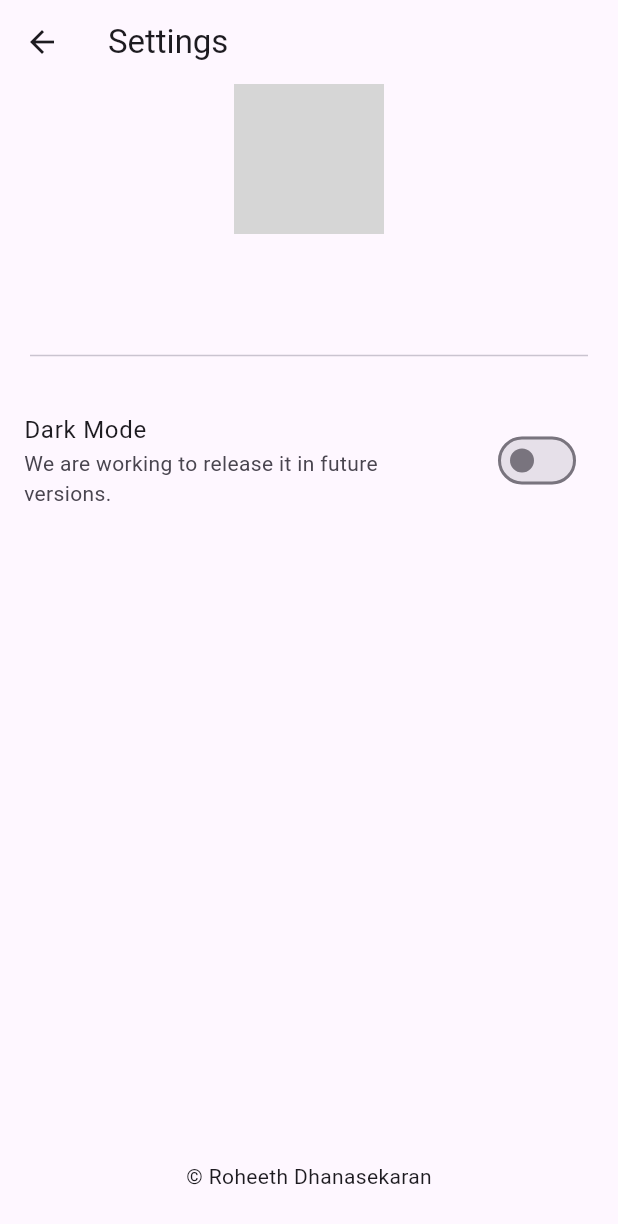
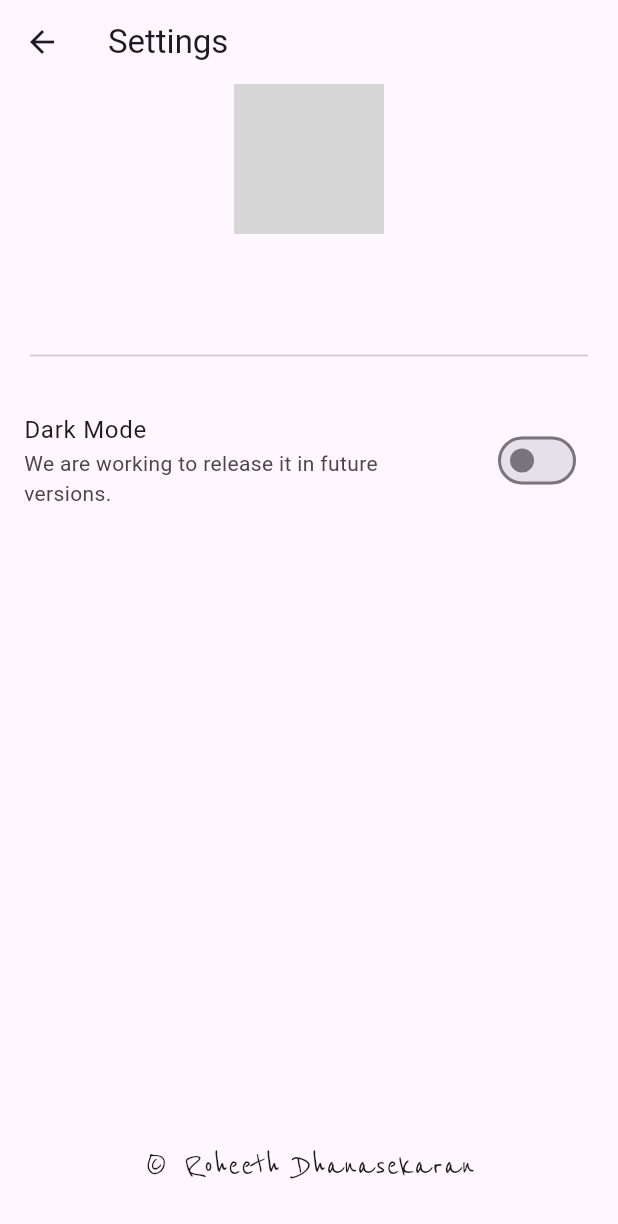
Before and after one commit to roheeth-py/mingle, a Flutter app: the ProfilePage screen opened directly, on a phone screen of 412 x 824 dp. Shown: the top 1224 px of the screen. Run offline on Flutter 3.47's test engine with Material 3 defaults, Android fonts, the phone set to English and light mode, and no system bars; our stand-ins replace cloud_firestore, firebase_auth, firebase_core, firebase_storage, image_picker; accounts and stored records are empty; network calls fail; grey boxes are pictures that could not be loaded.

Commit message:
final commit

```diff
--- a/lib/main.dart
+++ b/lib/main.dart
@@ -19,6 +19,7 @@ class App extends StatelessWidget {
   @override
   Widget build(BuildContext context) {
     return MaterialApp(
+      title: "Mingle",
       theme: ThemeData().copyWith(
         elevatedButtonTheme: ElevatedButtonThemeData(
           style: ElevatedButton.styleFrom(
--- a/lib/screens/auth_screens/login_screen.dart
+++ b/lib/screens/auth_screens/login_screen.dart
@@ -12,6 +12,12 @@ class Login extends StatefulWidget {
 class _LoginState extends State<Login> {
   final phoneNumberController = TextEditingController();
   final key = GlobalKey<FormState>();
+
+  @override
+  void dispose() {
+    phoneNumberController.dispose();
+    super.dispose();
+  }
 
   void getOtpFunc() async {
     if (!key.currentState!.validate()) {
--- a/lib/screens/chat_list_screen.dart
+++ b/lib/screens/chat_list_screen.dart
@@ -19,7 +19,7 @@ class ChatListScreen extends StatelessWidget {
       builder: (ctx, snapshot) {
         // Check if snapshot has data and ensure the data map exists
 
-        if (!snapshot.hasData || snapshot.data!.data() == null) {
+        if (!snapshot.hasData && snapshot.data!.data() == null) {
           return const Scaffold(
               body: Center(child: CircularProgressIndicator()));
         }
--- a/lib/screens/profile_screen.dart
+++ b/lib/screens/profile_screen.dart
@@ -100,7 +100,7 @@ class _ProfilePageState extends State<ProfilePage> {
                     style: const TextStyle(fontSize: 18),
                   );
                 }),
-            Divider(
+            const Divider(
               height: 60,
               indent: 20,
               endIndent: 20,
@@ -108,13 +108,19 @@ class _ProfilePageState extends State<ProfilePage> {
             SwitchListTile(
               value: false,
               onChanged: (value) {},
-              title: Text("Dark Mode"),
+              title: const Text("Dark Mode"),
               subtitle:
-                  Text("We are working to release it in future versions."),
+                  const Text("We are working to release it in future versions."),
             ),
-            Spacer(),
-            Text("© Roheeth Dhanasekaran"),
-            SizedBox(
+            const Spacer(),
+            const Text(
+              "© Roheeth Dhanasekaran",
+              style: TextStyle(
+                fontFamily: "ReenieBeanie",
+                fontSize: 24
+              ),
+            ),
+            const SizedBox(
               height: 30,
             ),
           ],
```
Also changed, not shown: lib/screens/auth_screens/otp_screen.dart (+10 -0 lines), lib/screens/auth_screens/registration_screen.dart (+7 -1 lines), lib/screens/chat_screen.dart (+61 -30 lines), lib/screens/widget/chatlist_widget.dart (+11 -11 lines), pubspec.yaml (+4 -4 lines), lib/ReenieBeanie-Regular.ttf (added), 6 other files.
